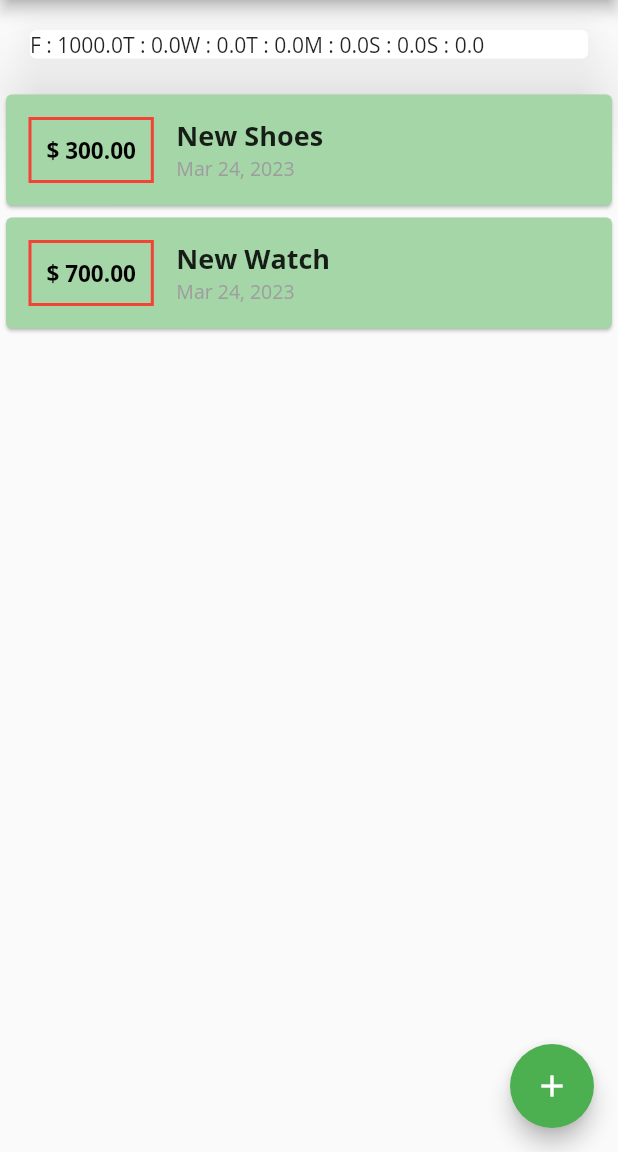
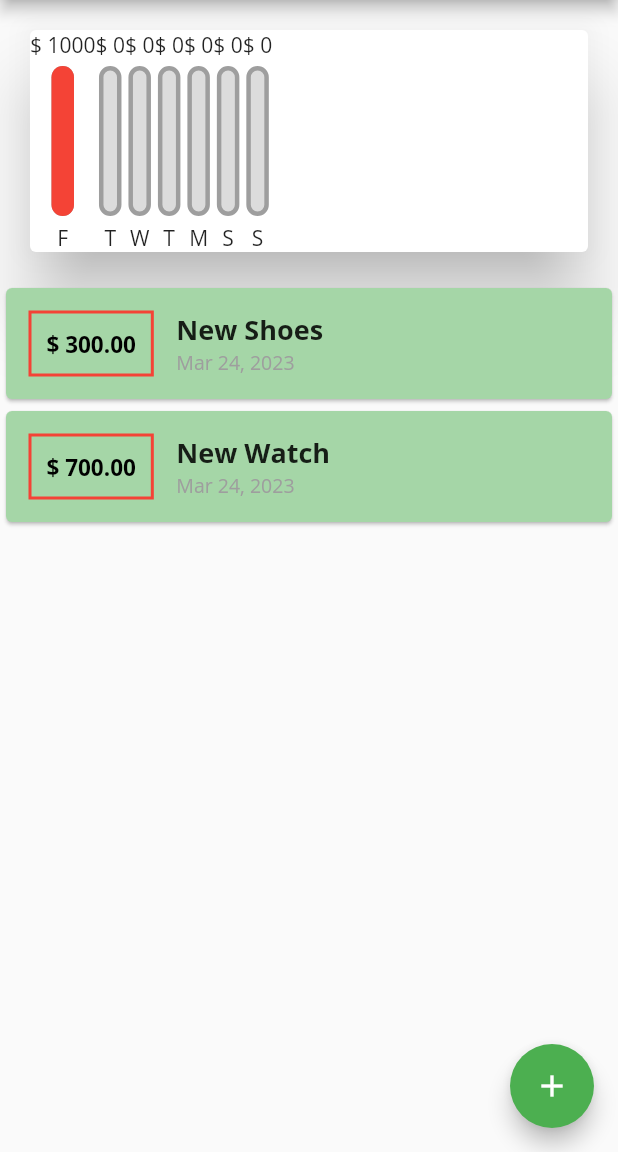
Before and after one commit to TRohit20/Flutter-Playground, a Flutter app: the screen it shows after launch, on a phone screen of 412 x 824 dp, the part 84-1236 px from its top. Run offline on Flutter 3.47's test engine with Material 2 defaults, Android fonts, the phone set to English and light mode, and no system bars; our stand-ins replace firebase_auth, firebase_core; missing offline and left inert: dart:ffi; accounts and stored records are empty.

Commit message:
Wiring the values to ChartBar and Visualising the Bars

```diff
--- a/expense_tracker/lib/widgets/chart.dart
+++ b/expense_tracker/lib/widgets/chart.dart
@@ -1,3 +1,4 @@
+import '../widgets/ChartBar.dart';
 import 'package:flutter/material.dart';
 import '../models/transactions.dart';
 import 'package:intl/intl.dart';
@@ -30,6 +31,11 @@ class Chart extends StatelessWidget {
     });
   }
 
+  double get totalAmountSpentInTheWeek {
+    return groupedTransactions.fold(
+        0.0, (currentSum, item) => currentSum + (item['amount'] as double));
+  }
+
   @override
   Widget build(BuildContext context) {
     return Card(
@@ -37,7 +43,13 @@ class Chart extends StatelessWidget {
       margin: const EdgeInsets.all(20),
       child: Row(
         children: groupedTransactions.map((data) {
-          return Text('${data['day']} : ${data['amount']}');
+          return ChartBar(
+            (data['amount'] as double),
+            (data['day'] as String),
+            totalAmountSpentInTheWeek == 0
+                ? 0
+                : (data['amount'] as double) / totalAmountSpentInTheWeek,
+          );
         }).toList(),
       ),
     );
```
